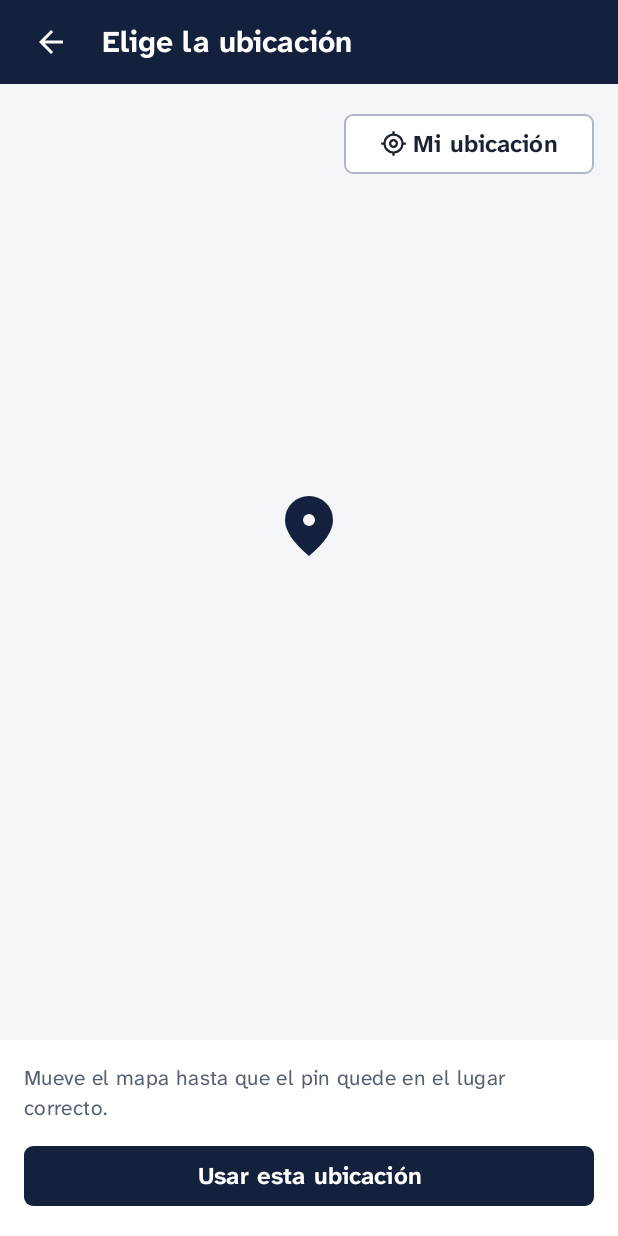
After one commit to StanleyRodr/yelp-me-project, an Android app: the ElegirUbicacionActivity screen opened directly, with no data from a screen before it, on a phone screen of 412 x 824 dp. The commit adds this screen. Run offline under Robolectric (Android 15) with nearby library versions, the phone set to English and light mode, and no system bars; libraries missing offline, so code that uses them is left out: org.osmdroid.config, org.osmdroid.events, org.osmdroid.tileprovider, org.osmdroid.util, org.osmdroid.views; pictures from the network do not load; 14 statements that could not run were skipped.

Commit message:
refactor(mobile): agrega mapa con ciclo de vida y selector de ubicación
MapaOsm reemplaza a MapaHelper; ElegirUbicacionActivity devuelve lat/lng.

```diff
--- a/mobile/app/src/main/AndroidManifest.xml
+++ b/mobile/app/src/main/AndroidManifest.xml
@@ -61,6 +61,9 @@
             android:name=".ui.perfil.PerfilActivity"
             android:exported="false"
             android:windowSoftInputMode="adjustResize" />
+        <activity
+            android:name=".ui.mapa.ElegirUbicacionActivity"
+            android:exported="false" />
     </application>
 
 </manifest>
--- /dev/null
+++ b/mobile/app/src/main/java/com/yelpme/app/ui/mapa/ElegirUbicacionActivity.java
@@ -0,0 +1,132 @@
+package com.yelpme.app.ui.mapa;
+
+import android.Manifest;
+import android.annotation.SuppressLint;
+import android.content.Context;
+import android.content.Intent;
+import android.content.pm.PackageManager;
+import android.os.Bundle;
+
+import androidx.activity.result.ActivityResultLauncher;
+import androidx.activity.result.contract.ActivityResultContracts;
+import androidx.appcompat.app.AppCompatActivity;
+import androidx.core.content.ContextCompat;
+
+import com.google.android.gms.location.LocationServices;
+import com.google.android.gms.location.Priority;
+import com.google.android.material.snackbar.Snackbar;
+import com.yelpme.app.databinding.ActivityElegirUbicacionBinding;
+import com.yelpme.app.R;
+import com.yelpme.app.util.MapaOsm;
+import com.yelpme.app.util.Margenes;
+
+import org.osmdroid.util.GeoPoint;
+
+/**
+ * Selector de un punto en pantalla completa: el pin queda al centro y se mueve
+ * el mapa. Se abre con {@link #intent} y `StartActivityForResult`; devuelve
+ * {@link #EXTRA_LAT} / {@link #EXTRA_LNG}. Lo usan el domicilio (plan 009) y
+ * la solicitud (plan 011).
+ */
+public class ElegirUbicacionActivity extends AppCompatActivity {
+
+    public static final String EXTRA_LAT = "lat";
+    public static final String EXTRA_LNG = "lng";
+    public static final String EXTRA_TITULO = "titulo";
+
+    private static final String ESTADO_LAT = "estado_lat";
+    private static final String ESTADO_LNG = "estado_lng";
+
+    private ActivityElegirUbicacionBinding vista;
+    private MapaOsm mapa;
+
+    private final ActivityResultLauncher<String> pedirPermiso = registerForActivityResult(
+            new ActivityResultContracts.RequestPermission(), concedido -> {
+                if (concedido) {
+                    irAMiUbicacion();
+                } else {
+                    aviso(R.string.ubicacion_sin_permiso);
+                }
+            });
+
+    /** `lat`/`lng` null = Misantla. */
+    public static Intent intent(Context contexto, Double lat, Double lng, String titulo) {
+        Intent intent = new Intent(contexto, ElegirUbicacionActivity.class);
+        if (lat != null && lng != null) {
+            intent.putExtra(EXTRA_LAT, lat).putExtra(EXTRA_LNG, lng);
+        }
+        return intent.putExtra(EXTRA_TITULO, titulo);
+    }
+
+    @Override
+    protected void onCreate(Bundle savedInstanceState) {
+        Margenes.bordeABorde(this, false);
+        super.onCreate(savedInstanceState);
+        vista = ActivityElegirUbicacionBinding.inflate(getLayoutInflater());
+        setContentView(vista.getRoot());
+        Margenes.aplicar(vista.barraUbicacion, vista.panelUbicacion);
+
+        String titulo = getIntent().getStringExtra(EXTRA_TITULO);
+        if (titulo != null) {
+            vista.tvTituloUbicacion.setText(titulo);
+        }
+
+        mapa = new MapaOsm(this, vista.contenedorMapa, getLifecycle());
+        // Al rotar se conserva el punto que se estaba eligiendo.
+        if (savedInstanceState != null) {
+            mapa.centrar(savedInstanceState.getDouble(ESTADO_LAT), savedInstanceState.getDouble(ESTADO_LNG), MapaOsm.ZOOM_CALLE);
+        } else {
+            Intent entrada = getIntent();
+            mapa.centrar(entrada.getDoubleExtra(EXTRA_LAT, MapaOsm.LAT_INICIAL),
+                    entrada.getDoubleExtra(EXTRA_LNG, MapaOsm.LNG_INICIAL), MapaOsm.ZOOM_CALLE);
+        }
+
+        vista.btnAtras.setOnClickListener(v -> getOnBackPressedDispatcher().onBackPressed());
+        vista.btnMiUbicacion.setOnClickListener(v -> {
+            if (tienePermiso()) {
+                irAMiUbicacion();
+            } else {
+                pedirPermiso.launch(Manifest.permission.ACCESS_FINE_LOCATION);
+            }
+        });
+        vista.btnUsarUbicacion.setOnClickListener(v -> {
+            GeoPoint centro = mapa.centro();
+            setResult(RESULT_OK, new Intent()
+                    .putExtra(EXTRA_LAT, centro.getLatitude())
+                    .putExtra(EXTRA_LNG, centro.getLongitude()));
+            finish();
+        });
+    }
+
+    @Override
+    protected void onSaveInstanceState(Bundle estado) {
+        super.onSaveInstanceState(estado);
+        GeoPoint centro = mapa.centro();
+        estado.putDouble(ESTADO_LAT, centro.getLatitude());
+        estado.putDouble(ESTADO_LNG, centro.getLongitude());
+    }
+
+    private boolean tienePermiso() {
+        return ContextCompat.checkSelfPermission(this, Manifest.permission.ACCESS_FINE_LOCATION) == PackageManager.PERMISSION_GRANTED
+                || ContextCompat.checkSelfPermission(this, Manifest.permission.ACCESS_COARSE_LOCATION) == PackageManager.PERMISSION_GRANTED;
+    }
+
+    @SuppressLint("MissingPermission") // tienePermiso() se revisa antes de llamar
+    private void irAMiUbicacion() {
+        vista.btnMiUbicacion.setEnabled(false);
+        LocationServices.getFusedLocationProviderClient(this)
+                .getCurrentLocation(Priority.PRIORITY_HIGH_ACCURACY, null)
+                .addOnCompleteListener(this, tarea -> {
+                    vista.btnMiUbicacion.setEnabled(true);
+                    if (tarea.isSuccessful() && tarea.getResult() != null) {
+                        mapa.centrar(tarea.getResult().getLatitude(), tarea.getResult().getLongitude(), MapaOsm.ZOOM_CALLE);
+                    } else {
+                        aviso(R.string.ubicacion_sin_gps);
+                    }
+                });
+    }
+
+    private void aviso(int texto) {
+        Snackbar.make(vista.getRoot(), texto, Snackbar.LENGTH_LONG).setAnchorView(vista.panelUbicacion).show();
+    }
+}
--- /dev/null
+++ b/mobile/app/src/main/java/com/yelpme/app/util/MapaOsm.java
@@ -0,0 +1,178 @@
+package com.yelpme.app.util;
+
+import android.annotation.SuppressLint;
+import android.content.Context;
+import android.graphics.ColorMatrix;
+import android.graphics.ColorMatrixColorFilter;
+import android.graphics.drawable.Drawable;
+import android.view.MotionEvent;
+import android.view.ViewGroup;
+import android.widget.FrameLayout;
+
+import androidx.annotation.DrawableRes;
+import androidx.annotation.NonNull;
+import androidx.core.content.ContextCompat;
+import androidx.core.graphics.drawable.DrawableCompat;
+import androidx.core.util.Consumer;
+import androidx.lifecycle.DefaultLifecycleObserver;
+import androidx.lifecycle.Lifecycle;
+import androidx.lifecycle.LifecycleOwner;
+
+import com.yelpme.app.BuildConfig;
+import com.yelpme.app.R;
+
+import org.osmdroid.config.Configuration;
+import org.osmdroid.events.MapEventsReceiver;
+import org.osmdroid.tileprovider.tilesource.TileSourceFactory;
+import org.osmdroid.util.GeoPoint;
+import org.osmdroid.views.CustomZoomButtonsController;
+import org.osmdroid.views.MapView;
+import org.osmdroid.views.overlay.CopyrightOverlay;
+import org.osmdroid.views.overlay.MapEventsOverlay;
+import org.osmdroid.views.overlay.Marker;
+
+/**
+ * Mapa de OpenStreetMap (osmdroid) dentro de un FrameLayout, atado al ciclo de
+ * vida de la pantalla: onResume/onPause del mapa y onDetach al destruirse (sin
+ * fugas). Se puede usar dentro de un ScrollView: al arrastrar, el scroll no
+ * se lleva el gesto.
+ */
+public class MapaOsm implements DefaultLifecycleObserver {
+
+    /** Misantla, Ver.: centro por defecto. */
+    public static final double LAT_INICIAL = 19.9311;
+    public static final double LNG_INICIAL = -96.8519;
+    public static final double ZOOM_CALLE = 17;
+
+    private final Context contexto;
+    private MapView mapa;
+    private Marker marcador;
+    private MapEventsOverlay eventos;
+
+    @SuppressLint("ClickableViewAccessibility")
+    public MapaOsm(Context contexto, FrameLayout contenedor, Lifecycle lifecycle) {
+        this.contexto = contexto;
+        Configuration.getInstance().load(contexto, contexto.getSharedPreferences("osmdroid", Context.MODE_PRIVATE));
+        Configuration.getInstance().setUserAgentValue(BuildConfig.APPLICATION_ID);
+
+        mapa = new MapView(contexto);
+        mapa.setTileSource(TileSourceFactory.MAPNIK);
+        mapa.setMultiTouchControls(true);
+        mapa.setTilesScaledToDpi(true);
+        mapa.getZoomController().setVisibility(CustomZoomButtonsController.Visibility.NEVER);
+        mapa.setMinZoomLevel(4.0);
+        mapa.getOverlays().add(new CopyrightOverlay(contexto));
+        if (Tema.esOscuro(contexto)) {
+            mapa.getOverlayManager().getTilesOverlay().setColorFilter(filtroOscuro());
+        }
+
+        // Dentro de un ScrollView: mientras el dedo está en el mapa, el padre no intercepta.
+        mapa.setOnTouchListener((v, evento) -> {
+            int accion = evento.getActionMasked();
+            if (accion == MotionEvent.ACTION_DOWN) {
+                v.getParent().requestDisallowInterceptTouchEvent(true);
+            } else if (accion == MotionEvent.ACTION_UP || accion == MotionEvent.ACTION_CANCEL) {
+                v.getParent().requestDisallowInterceptTouchEvent(false);
+            }
+            return false;
+        });
+
+        contenedor.removeAllViews();
+        contenedor.addView(mapa, new FrameLayout.LayoutParams(ViewGroup.LayoutParams.MATCH_PARENT, ViewGroup.LayoutParams.MATCH_PARENT));
+        centrar(LAT_INICIAL, LNG_INICIAL, 15);
+        lifecycle.addObserver(this);
+    }
+
+    /** Igual que la web (tarea 046): brightness(0.85) contrast(1.1). Las teselas OSM no tienen versión oscura. */
+    private static ColorMatrixColorFilter filtroOscuro() {
+        float escala = 0.85f * 1.1f;
+        float desplazamiento = 127.5f * (1 - 1.1f);
+        return new ColorMatrixColorFilter(new ColorMatrix(new float[]{
+                escala, 0, 0, 0, desplazamiento,
+                0, escala, 0, 0, desplazamiento,
+                0, 0, escala, 0, desplazamiento,
+                0, 0, 0, 1, 0,
+        }));
+    }
+
+    public void centrar(double lat, double lng, double zoom) {
+        mapa.getController().setZoom(zoom);
+        mapa.getController().setCenter(new GeoPoint(lat, lng));
+    }
+
+    /** Centro actual del mapa (selector de punto). */
+    public GeoPoint centro() {
+        return (GeoPoint) mapa.getMapCenter();
+    }
+
+    /** Un solo marcador: llamar otra vez lo mueve. */
+    public void marcador(double lat, double lng, @DrawableRes int icono, String titulo) {
+        if (marcador == null) {
+            marcador = new Marker(mapa);
+            marcador.setAnchor(Marker.ANCHOR_CENTER, Marker.ANCHOR_BOTTOM);
+            marcador.setInfoWindow(null);
+            mapa.getOverlays().add(marcador);
+        }
+        Drawable dibujo = DrawableCompat.wrap(ContextCompat.getDrawable(contexto, icono).mutate());
+        DrawableCompat.setTint(dibujo, ContextCompat.getColor(contexto, R.color.ym_marca_texto));
+        marcador.setIcon(dibujo);
+        marcador.setTitle(titulo);
+        marcador.setPosition(new GeoPoint(lat, lng));
+        mapa.invalidate();
+    }
+
+    /** Vista previa: sin gestos (el toque pasa al contenedor). */
+    public void soloLectura(boolean soloLectura) {
+        mapa.setMultiTouchControls(!soloLectura);
+        mapa.setClickable(!soloLectura);
+        mapa.setEnabled(!soloLectura);
+        if (soloLectura) {
+            mapa.setOnTouchListener((v, evento) -> true);
+        }
+    }
+
+    /** Toque simple en el mapa. */
+    public void alTocar(Consumer<GeoPoint> accion) {
+        if (eventos != null) {
+            mapa.getOverlays().remove(eventos);
+        }
+        eventos = new MapEventsOverlay(new MapEventsReceiver() {
+            @Override
+            public boolean singleTapConfirmedHelper(GeoPoint punto) {
+                accion.accept(punto);
+                return true;
+            }
+
+            @Override
+            public boolean longPressHelper(GeoPoint punto) {
+                return false;
+            }
+        });
+        mapa.getOverlays().add(0, eventos);
+    }
+
+    @Override
+    public void onResume(@NonNull LifecycleOwner owner) {
+        if (mapa != null) {
+            mapa.onResume();
+        }
+    }
+
+    @Override
+    public void onPause(@NonNull LifecycleOwner owner) {
+        if (mapa != null) {
+            mapa.onPause();
+        }
+    }
+
+    @Override
+    public void onDestroy(@NonNull LifecycleOwner owner) {
+        owner.getLifecycle().removeObserver(this);
+        if (mapa != null) {
+            mapa.onDetach();
+            mapa = null;
+        }
+        marcador = null;
+        eventos = null;
+    }
+}
--- /dev/null
+++ b/mobile/app/src/main/res/drawable/ic_place.xml
@@ -0,0 +1,12 @@
+<?xml version="1.0" encoding="utf-8"?>
+<!-- Material Symbols Outlined "place.fill" (Apache 2.0), mismo ícono que el panel web. -->
+<vector xmlns:android="http://schemas.android.com/apk/res/android"
+    android:width="24dp"
+    android:height="24dp"
+    android:tint="?attr/colorOnSurface"
+    android:viewportWidth="960"
+    android:viewportHeight="960">
+    <path
+        android:fillColor="@android:color/white"
+        android:pathData="M480.0 480.0Q513 480 536.5 456.5Q560 433 560.0 400.0Q560 367 536.5 343.5Q513 320 480.0 320.0Q447 320 423.5 343.5Q400 367 400.0 400.0Q400 433 423.5 456.5Q447 480 480.0 480.0ZM480 880Q319 743 239.5 625.5Q160 508 160 408Q160 258 256.5 169.0Q353 80 480 80Q607 80 703.5 169.0Q800 258 800 408Q800 508 720.5 625.5Q641 743 480 880Z" />
+</vector>
--- /dev/null
+++ b/mobile/app/src/main/res/layout/activity_elegir_ubicacion.xml
@@ -0,0 +1,93 @@
+<?xml version="1.0" encoding="utf-8"?>
+<!-- Selector de punto: el pin queda fijo al centro y se mueve el mapa (ElegirUbicacionActivity). -->
+<LinearLayout xmlns:android="http://schemas.android.com/apk/res/android"
+    xmlns:app="http://schemas.android.com/apk/res-auto"
+    android:layout_width="match_parent"
+    android:layout_height="match_parent"
+    android:background="?android:attr/colorBackground"
+    android:orientation="vertical">
+
+    <LinearLayout
+        android:id="@+id/barraUbicacion"
+        android:layout_width="match_parent"
+        android:layout_height="wrap_content"
+        android:background="@color/ym_marca"
+        android:gravity="center_vertical"
+        android:minHeight="56dp"
+        android:orientation="horizontal"
+        android:paddingHorizontal="@dimen/espacio_2">
+
+        <Button
+            android:id="@+id/btnAtras"
+            style="@style/Widget.YelpMe.BotonIcono.Marca"
+            android:layout_width="wrap_content"
+            android:layout_height="wrap_content"
+            android:contentDescription="@string/cd_atras"
+            app:icon="@drawable/ic_arrow_back" />
+
+        <TextView
+            android:id="@+id/tvTituloUbicacion"
+            android:layout_width="0dp"
+            android:layout_height="wrap_content"
+            android:layout_marginStart="@dimen/espacio_2"
+            android:layout_weight="1"
+            android:text="@string/ubicacion_titulo"
+            android:textAppearance="@style/TextAppearance.YelpMe.Marca" />
+    </LinearLayout>
+
+    <FrameLayout
+        android:layout_width="match_parent"
+        android:layout_height="0dp"
+        android:layout_weight="1">
+
+        <FrameLayout
+            android:id="@+id/contenedorMapa"
+            android:layout_width="match_parent"
+            android:layout_height="match_parent" />
+
+        <!-- La punta del pin marca el centro del mapa -->
+        <ImageView
+            android:layout_width="48dp"
+            android:layout_height="48dp"
+            android:layout_gravity="center"
+            android:importantForAccessibility="no"
+            android:src="@drawable/ic_place"
+            android:translationY="-24dp"
+            app:tint="@color/ym_marca_texto" />
+
+        <Button
+            android:id="@+id/btnMiUbicacion"
+            style="@style/Widget.YelpMe.Boton.Secundario"
+            android:layout_width="wrap_content"
+            android:layout_height="wrap_content"
+            android:layout_gravity="top|end"
+            android:layout_margin="@dimen/espacio_4"
+            android:backgroundTint="@color/ym_superficie"
+            android:text="@string/ubicacion_mia"
+            app:icon="@drawable/ic_my_location"
+            app:iconTint="@color/ym_texto" />
+    </FrameLayout>
+
+    <LinearLayout
+        android:id="@+id/panelUbicacion"
+        android:layout_width="match_parent"
+        android:layout_height="wrap_content"
+        android:background="@color/ym_superficie"
+        android:orientation="vertical"
+        android:padding="@dimen/espacio_4">
+
+        <TextView
+            android:layout_width="match_parent"
+            android:layout_height="wrap_content"
+            android:text="@string/ubicacion_ayuda"
+            android:textAppearance="@style/TextAppearance.YelpMe.Pequeno" />
+
+        <Button
+            android:id="@+id/btnUsarUbicacion"
+            style="@style/Widget.YelpMe.Boton"
+            android:layout_width="match_parent"
+            android:layout_height="wrap_content"
+            android:layout_marginTop="@dimen/espacio_3"
+            android:text="@string/ubicacion_usar" />
+    </LinearLayout>
+</LinearLayout>
--- a/mobile/app/src/main/res/values/strings.xml
+++ b/mobile/app/src/main/res/values/strings.xml
@@ -145,6 +145,14 @@
     <string name="menu_cerrar_sesion">Cerrar sesión</string>
     <string name="menu_pronto">Esta sección llega en la siguiente versión de la app.</string>
 
+    <!-- Elegir ubicación (mapa) -->
+    <string name="ubicacion_titulo">Elige la ubicación</string>
+    <string name="ubicacion_ayuda">Mueve el mapa hasta que el pin quede en el lugar correcto.</string>
+    <string name="ubicacion_usar">Usar esta ubicación</string>
+    <string name="ubicacion_mia">Mi ubicación</string>
+    <string name="ubicacion_sin_permiso">Sin permiso de ubicación. Mueve el mapa a mano o actívalo en Ajustes.</string>
+    <string name="ubicacion_sin_gps">No se pudo obtener tu ubicación. Revisa que el GPS esté encendido.</string>
+
     <!-- Sesión -->
     <string name="sesion_cerrar_titulo">¿Cerrar sesión?</string>
     <string name="sesion_cerrar_mensaje">Tendrás que volver a iniciar sesión en este teléfono.</string>
```
Also changed, not shown: mobile/app/src/main/java/com/yelpme/app/YelpMeApp.java (+9 -0 lines), mobile/app/src/main/java/com/yelpme/app/util/MapaHelper.java (deleted, +0 -47 lines), 2 other files.
